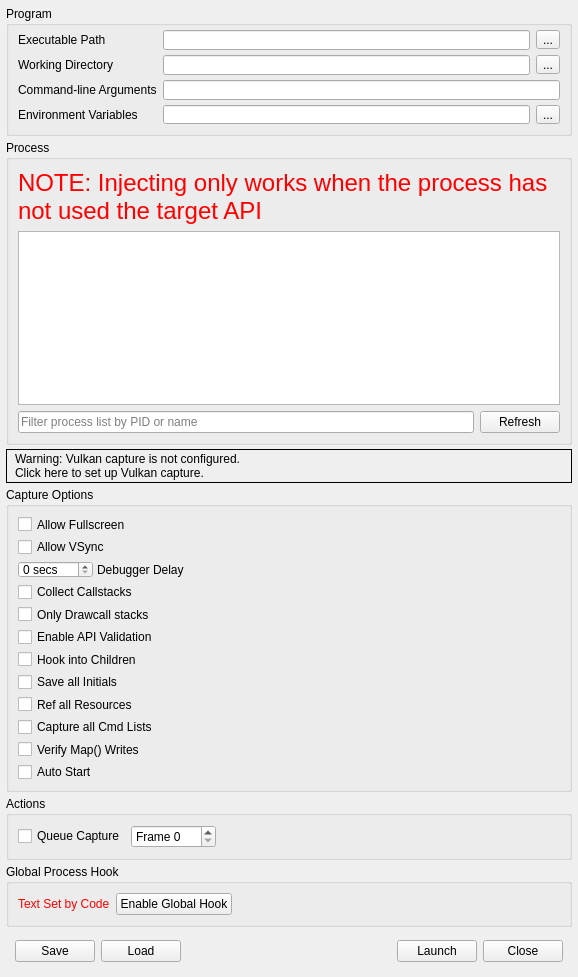
First picture: the form in qrenderdoc/Windows/Dialogs/CaptureDialog.ui, repository baldurk/renderdoc, before the edit.
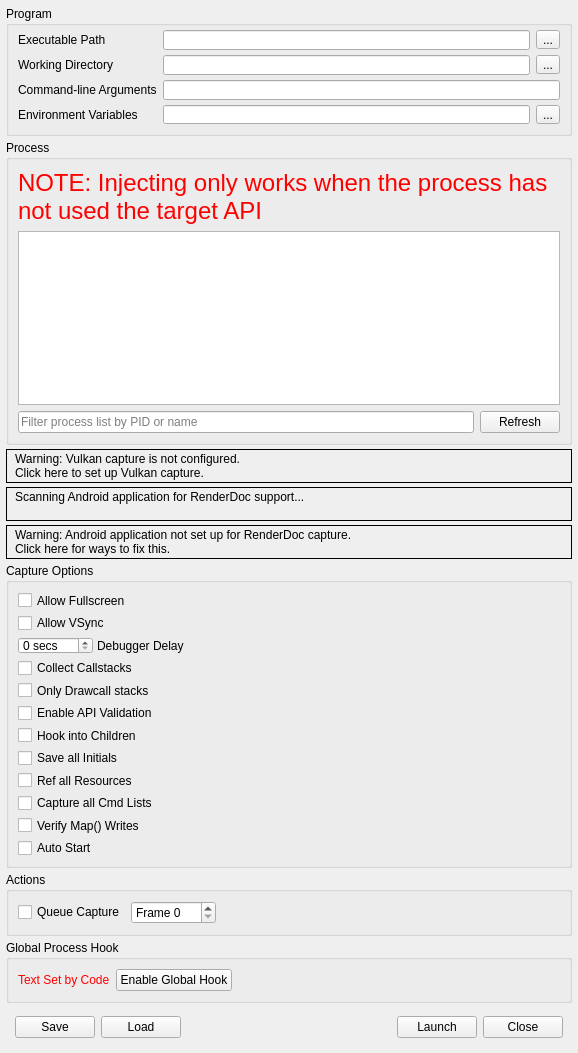
Second picture: the form after the edit. Icons and pictures are not drawn. Custom widgets are drawn as their Qt base class.

Commit message: android: Add ability to check RenderDoc support, try to fix it

What changed in the file:
```diff
--- a/qrenderdoc/Windows/Dialogs/CaptureDialog.ui
+++ b/qrenderdoc/Windows/Dialogs/CaptureDialog.ui
@@ -312,6 +312,50 @@
      </property>
     </widget>
    </item>
+   <item>
+    <widget class="RDLabel" name="androidScan">
+     <property name="cursor">
+      <cursorShape>PointingHandCursor</cursorShape>
+     </property>
+     <property name="frameShape">
+      <enum>QFrame::Box</enum>
+     </property>
+     <property name="text">
+      <string>&lt;html&gt;&lt;head/&gt;&lt;body&gt;&lt;table&gt;&lt;tr&gt;&lt;td valign=&quot;middle&quot;&gt;&lt;img src=&quot;:/information.png&quot;/&gt;&lt;/td&gt;&lt;td valign=&quot;middle&quot;&gt;&lt;p&gt;Scanning Android application for RenderDoc support...&lt;br/&gt;&lt;/p&gt;&lt;/td&gt;&lt;/tr&gt;&lt;/table&gt;&lt;/body&gt;&lt;/html&gt;</string>
+     </property>
+     <property name="textFormat">
+      <enum>Qt::RichText</enum>
+     </property>
+     <property name="pixmap">
+      <pixmap resource="../../Resources/resources.qrc">:/information.png</pixmap>
+     </property>
+     <property name="margin">
+      <number>3</number>
+     </property>
+    </widget>
+   </item>
+   <item>
+    <widget class="RDLabel" name="androidWarn">
+     <property name="cursor">
+      <cursorShape>PointingHandCursor</cursorShape>
+     </property>
+     <property name="frameShape">
+      <enum>QFrame::Box</enum>
+     </property>
+     <property name="text">
+      <string>&lt;html&gt;&lt;head/&gt;&lt;body&gt;&lt;table&gt;&lt;tr&gt;&lt;td valign=&quot;middle&quot;&gt;&lt;img src=&quot;:/information.png&quot;/&gt;&lt;/td&gt;&lt;td&gt;&lt;p&gt;Warning: Android application not set up for RenderDoc capture.&lt;br/&gt;Click here for ways to fix this.&lt;/p&gt;&lt;/td&gt;&lt;/tr&gt;&lt;/table&gt;&lt;/body&gt;&lt;/html&gt;</string>
+     </property>
+     <property name="textFormat">
+      <enum>Qt::RichText</enum>
+     </property>
+     <property name="pixmap">
+      <pixmap resource="../../Resources/resources.qrc">:/information.png</pixmap>
+     </property>
+     <property name="margin">
+      <number>3</number>
+     </property>
+    </widget>
+   </item>
    <item>
     <widget class="QGroupBox" name="optionsGroup">
      <property name="sizePolicy">
```
The commit also changes 6 other files.
